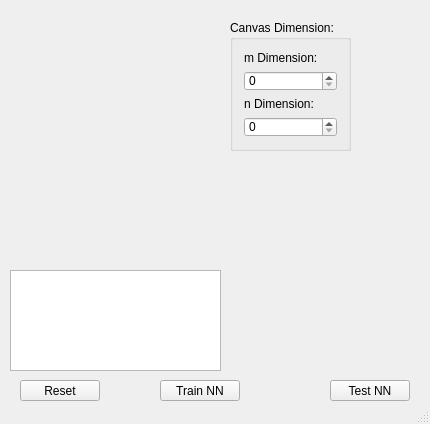
The window that Milestone4_GUI/mainwindow.ui (0xanselm-priv/prg2-pr_milestone4) describes before a commit, drawn with Qt 5.
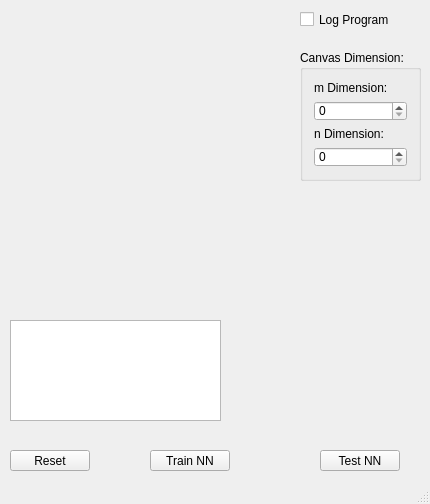
The same window after the commit.

```diff
--- a/Milestone4_GUI/mainwindow.ui
+++ b/Milestone4_GUI/mainwindow.ui
@@ -7,7 +7,7 @@
     <x>0</x>
     <y>0</y>
     <width>430</width>
-    <height>424</height>
+    <height>504</height>
    </rect>
   </property>
   <property name="windowTitle">
@@ -19,8 +19,8 @@
      <rect>
       <x>0</x>
       <y>0</y>
-      <width>221</width>
-      <height>261</height>
+      <width>281</width>
+      <height>301</height>
      </rect>
     </property>
     <property name="text">
@@ -34,7 +34,7 @@
     <property name="geometry">
      <rect>
       <x>10</x>
-      <y>270</y>
+      <y>320</y>
       <width>211</width>
       <height>101</height>
      </rect>
@@ -43,8 +43,8 @@
    <widget class="QGroupBox" name="groupBox">
     <property name="geometry">
      <rect>
-      <x>230</x>
-      <y>20</y>
+      <x>300</x>
+      <y>50</y>
       <width>121</width>
       <height>131</height>
      </rect>
@@ -78,8 +78,8 @@
    <widget class="QPushButton" name="reset_button">
     <property name="geometry">
      <rect>
-      <x>20</x>
-      <y>380</y>
+      <x>10</x>
+      <y>450</y>
       <width>80</width>
       <height>21</height>
      </rect>
@@ -91,8 +91,8 @@
    <widget class="QPushButton" name="train_button">
     <property name="geometry">
      <rect>
-      <x>160</x>
-      <y>380</y>
+      <x>150</x>
+      <y>450</y>
       <width>80</width>
       <height>21</height>
      </rect>
@@ -104,8 +104,8 @@
    <widget class="QPushButton" name="test_button">
     <property name="geometry">
      <rect>
-      <x>330</x>
-      <y>380</y>
+      <x>320</x>
+      <y>450</y>
       <width>80</width>
       <height>21</height>
      </rect>
@@ -114,6 +114,19 @@
      <string>Test NN</string>
     </property>
    </widget>
+   <widget class="QCheckBox" name="log_matrix_checkbox">
+    <property name="geometry">
+     <rect>
+      <x>300</x>
+      <y>10</y>
+      <width>131</width>
+      <height>19</height>
+     </rect>
+    </property>
+    <property name="text">
+     <string>Log Program</string>
+    </property>
+   </widget>
   </widget>
   <widget class="QStatusBar" name="statusBar"/>
  </widget>
```
